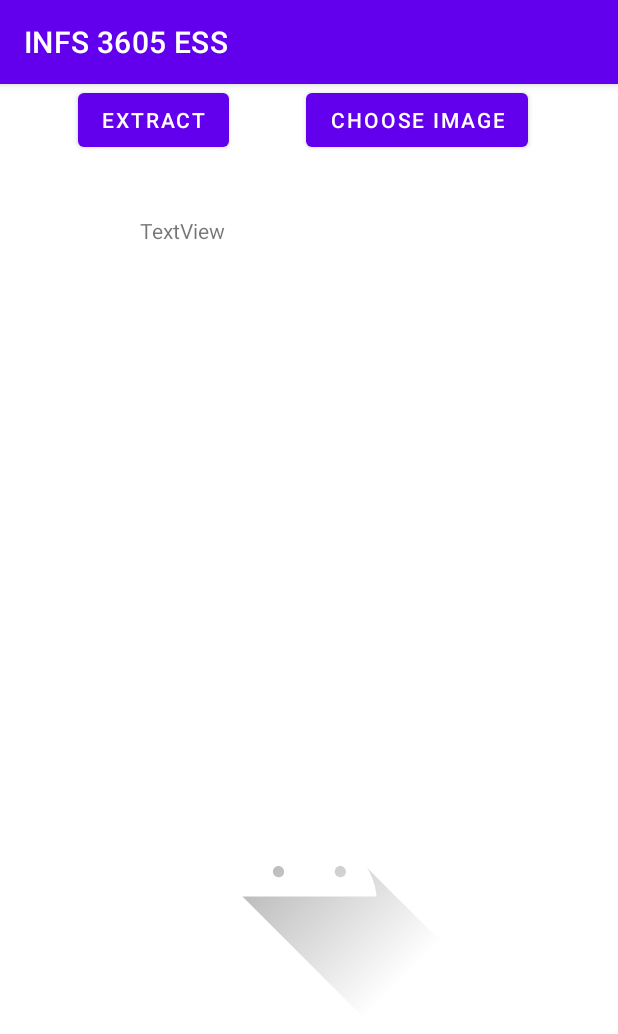
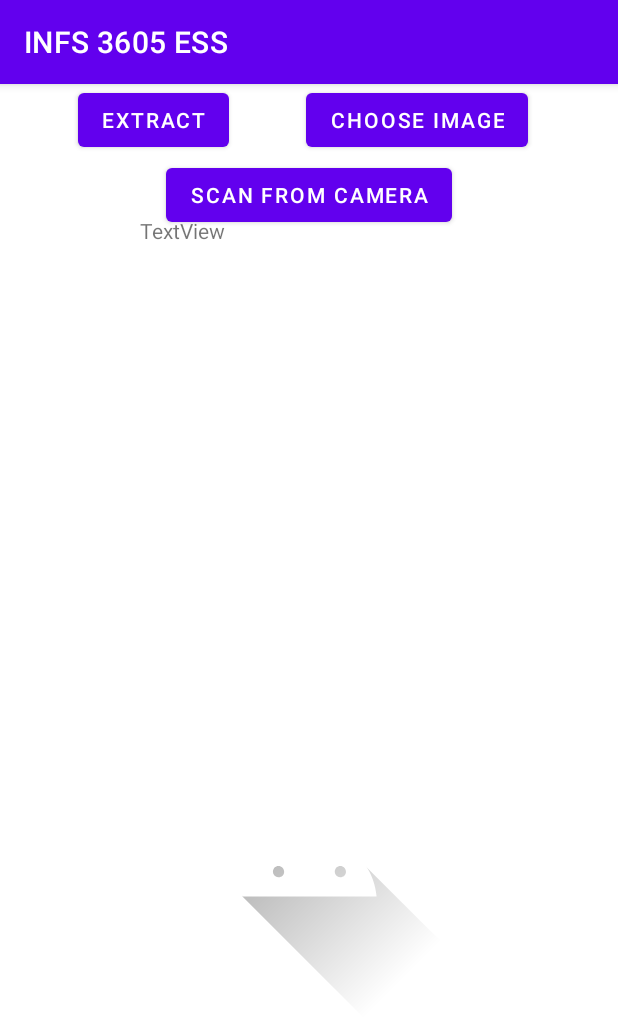
Before and after one commit to Allissson/INFS3605_Einvoice, an Android app: the ScanActivity screen opened directly, with no data from a screen before it, on a phone screen of 412 x 824 dp. Shown: the top 1034 px of the screen. Run offline under Robolectric (Android 15) with nearby library versions, the phone set to English and light mode, and no system bars.

Commit message:
Take Photo to Extract Data

```diff
--- a/app/src/main/AndroidManifest.xml
+++ b/app/src/main/AndroidManifest.xml
@@ -5,6 +5,7 @@
     <uses-permission android:name="android.permission.INTERNET" />
     <uses-permission android:name="android.permission.READ_EXTERNAL_STORAGE"></uses-permission>
     <uses-permission android:name="android.permission.WRITE_EXTERNAL_STORAGE"></uses-permission>
+    <uses-permission android:name="android.permission.CAMERA"/>
 
     <application
         android:allowBackup="true"
--- a/app/src/main/java/com/example/infs3605ess/ScanActivity.java
+++ b/app/src/main/java/com/example/infs3605ess/ScanActivity.java
@@ -8,6 +8,7 @@ import androidx.core.app.ActivityCompat;
 import androidx.core.content.ContextCompat;
 
 import android.Manifest;
+import android.content.ContentValues;
 import android.content.Intent;
 import android.content.pm.PackageManager;
 import android.graphics.Bitmap;
@@ -31,24 +32,35 @@ import org.w3c.dom.Text;
 import java.io.IOException;
 
 public class ScanActivity extends AppCompatActivity {
+
+    private static final int IMAGE_CAPTURE_CODE = 1001;
     private TextView output;
     //private EditText input;
-    private Button extract,choose;
+    private Button extract,choose,scan;
     private ImageView image;
     private Bitmap bitmap;
+    private Uri image_uri;
 
     @Override
     protected void onCreate(Bundle savedInstanceState) {
         super.onCreate(savedInstanceState);
         setContentView(R.layout.activity_scan);
 
-        ActivityCompat.requestPermissions(this,new String[]{Manifest.permission.READ_EXTERNAL_STORAGE, Manifest.permission.WRITE_EXTERNAL_STORAGE},
+        ActivityCompat.requestPermissions(this,new String[]{Manifest.permission.READ_EXTERNAL_STORAGE, Manifest.permission.WRITE_EXTERNAL_STORAGE,Manifest.permission.CAMERA},
                 PackageManager.PERMISSION_GRANTED);
 
         output=findViewById(R.id.output);
         extract=findViewById(R.id.extract);
         image=findViewById(R.id.imageView);
         choose=findViewById(R.id.btt_choose);
+        scan=findViewById(R.id.scan);
+
+        scan.setOnClickListener(new View.OnClickListener() {
+            @Override
+            public void onClick(View view) {
+                openCamera();
+            }
+        });
 
         extract.setOnClickListener(new View.OnClickListener() {
             @Override
@@ -92,11 +104,36 @@ public class ScanActivity extends AppCompatActivity {
         }
     }
 
+    private void openCamera(){
+        ContentValues values = new ContentValues();
+        values.put(MediaStore.Images.Media.TITLE,"New Picture");
+        values.put(MediaStore.Images.Media.DESCRIPTION,"From Camera");
+        image_uri=getContentResolver().insert(MediaStore.Images.Media.EXTERNAL_CONTENT_URI,values);
+        Intent cameraIntent = new Intent(MediaStore.ACTION_IMAGE_CAPTURE);
+        cameraIntent.putExtra(MediaStore.EXTRA_OUTPUT,image_uri);
+        System.out.println(MediaStore.EXTRA_OUTPUT);
+        startActivityForResult(cameraIntent,1);
+
+    }
+
     @Override
     public void onActivityResult(int requestCode, int resultCode, Intent data){
         super.onActivityResult(requestCode,resultCode,data);
         if(requestCode==1){
+
             Uri returnUri = data.getData();
+            System.out.println("Return URI"+returnUri);
+            if(returnUri==null){
+                returnUri=image_uri;
+            }
+
+            //Uri returnUri;
+            //if(data==null){
+            //    returnUri=(Uri)data.getExtras().get("output");
+            //}
+            //else {
+            //    returnUri = data.getData();
+            //}
             Bitmap bitmapImage = null;
             try {
                 bitmapImage = MediaStore.Images.Media.getBitmap(this.getContentResolver(), returnUri);
@@ -107,5 +144,11 @@ public class ScanActivity extends AppCompatActivity {
             bitmap = bitmapImage;
 
         }
+
+
     }
+
+
+
+
 }
--- a/app/src/main/res/layout/activity_scan.xml
+++ b/app/src/main/res/layout/activity_scan.xml
@@ -47,4 +47,14 @@
         app:layout_constraintBottom_toBottomOf="@+id/extract"
         app:layout_constraintEnd_toEndOf="parent"
         app:layout_constraintTop_toTopOf="@+id/extract" />
+
+    <Button
+        android:id="@+id/scan"
+        android:layout_width="wrap_content"
+        android:layout_height="wrap_content"
+        android:layout_marginTop="50dp"
+        android:text="Scan from Camera"
+        app:layout_constraintEnd_toEndOf="parent"
+        app:layout_constraintStart_toStartOf="parent"
+        app:layout_constraintTop_toTopOf="parent" />
 </androidx.constraintlayout.widget.ConstraintLayout>
```
